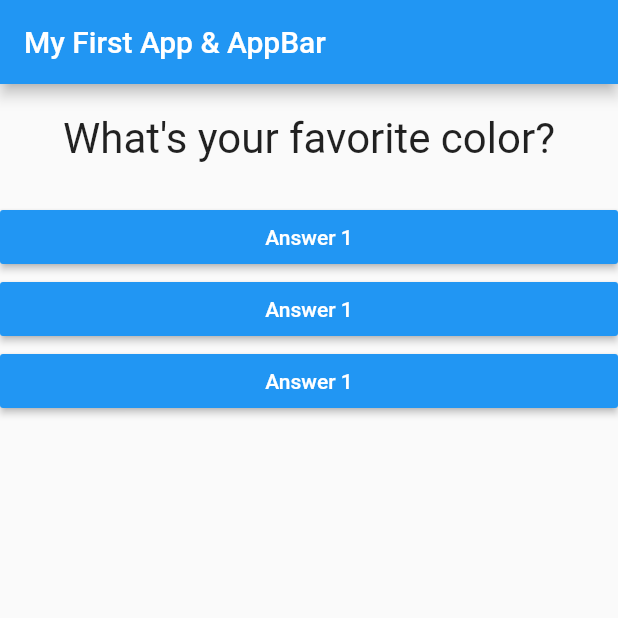
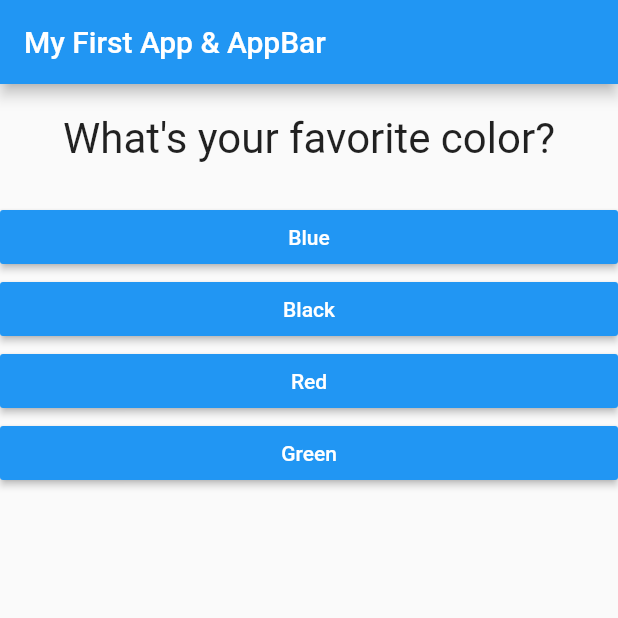
Before and after one commit to bgurtz/flutter-examples-course-projects, a Flutter app: the screen it shows after launch, on a phone screen of 412 x 824 dp, the top half of it. Run offline on Flutter 3.47's test engine with Material 2 defaults, Android fonts, the phone set to English and light mode, and no system bars.

Commit message:
" Refactored the questions into a Map ( List) "

```diff
--- a/lib/answer.dart
+++ b/lib/answer.dart
@@ -3,8 +3,9 @@ import 'package:flutter/material.dart';
 class Answer extends StatelessWidget {
 
 final Function selectHandler;
+final String answerText;
 
-Answer(this.selectHandler);
+Answer(this.selectHandler, this.answerText);
 
   @override
 
@@ -14,7 +15,7 @@ Answer(this.selectHandler);
       child: RaisedButton(
         color: Colors.blue,
         textColor: Colors.white,
-        child: Text('Answer 1'),
+        child: Text(answerText),
         onPressed: selectHandler,
       ),
     );
--- a/lib/main.dart
+++ b/lib/main.dart
@@ -3,7 +3,7 @@
 import 'package:flutter/material.dart';
 
 import './question.dart';
-import 'answer.dart';
+import './answer.dart';
 
 // void main() {
 //   runApp(
@@ -37,10 +37,18 @@ class _MyAppState extends State<MyApp> {
   @override
   Widget build(BuildContext context) {
     var questions = [
-      'What\'s your favorite color?',
-      'what\'s your favorite animal?',
-      'what\'s your favorite food?',
-      'what\'s your favorite question?',
+      {'questionText': 'What\'s your favorite color?',
+      'answers': ['Blue', 'Black', 'Red', 'Green'],
+        },
+        {'questionText': 'what\'s your favorite animal?',
+        'answers': ['Dog', 'Cat', 'Horse', 'Snake'],
+        },
+        {'questionText': 'what\'s your favorite food?',
+        'answers': ['Pizza', 'Cheeseburger', 'Stake', 'Ice Cream'],
+        },
+        {'questionText': 'what\'s your favorite style of car?',
+        'answers': ['Pickup Truck', 'Compact Car', 'Van', 'Sports car'],
+        },
     ];
     return MaterialApp(
       home: SafeArea(
@@ -66,7 +74,7 @@ class _MyAppState extends State<MyApp> {
               // of this main.dart file.
               // effectively splitting out widgets.
               Question(
-                questions[_questionIndex],
+                questions[_questionIndex] ['questionText'],
               ),
 
 
@@ -80,10 +88,14 @@ class _MyAppState extends State<MyApp> {
               //   onPressed: () => Text("anonymous function")
               // ),
 
-              Answer(_answerQuestion),
-              Answer(_answerQuestion),
-              Answer(_answerQuestion),
+              // Answer(_answerQuestion),
+              // Answer(_answerQuestion),
+              // Answer(_answerQuestion),
 
+              ...(questions[_questionIndex]['answers'] as List<String>)
+                  .map((answer) {
+                return Answer(_answerQuestion, answer);
+              }).toList()
 
               // the raised buttons have been refactored and now
               // have their own answer.dart file.
--- a/pubspec.yaml
+++ b/pubspec.yaml
@@ -14,7 +14,7 @@ description: A new Flutter project.
 version: 1.0.0+1
 
 environment:
-  sdk: ">=2.1.0 <3.0.0"
+  sdk: ">=2.2.2 <3.0.0"
 
 dependencies:
   flutter:
```
